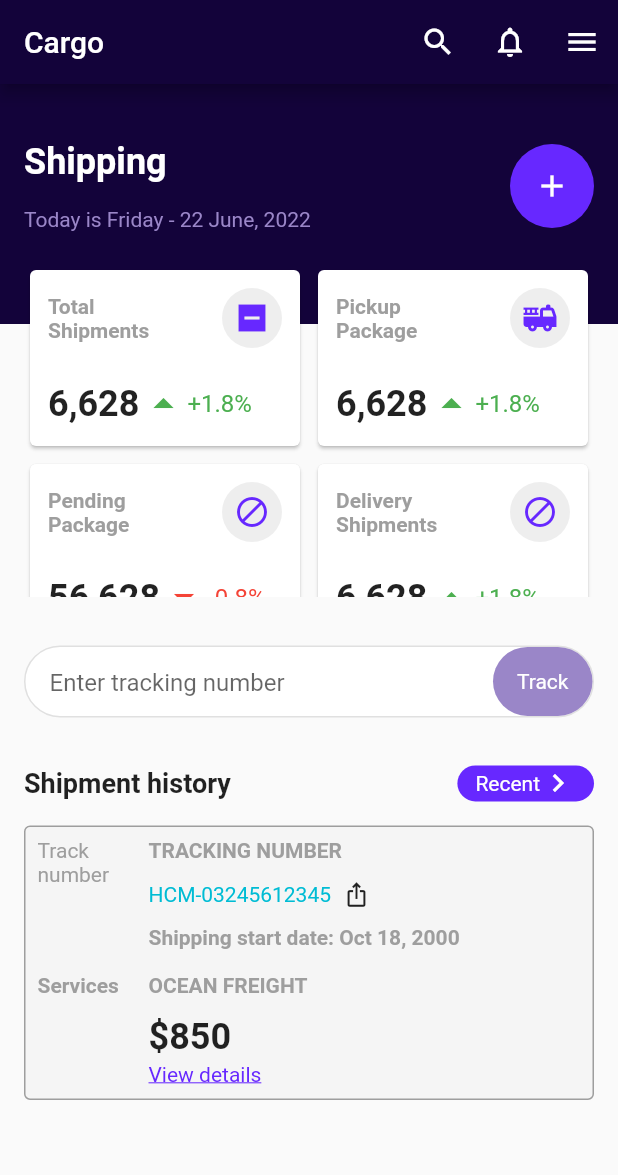
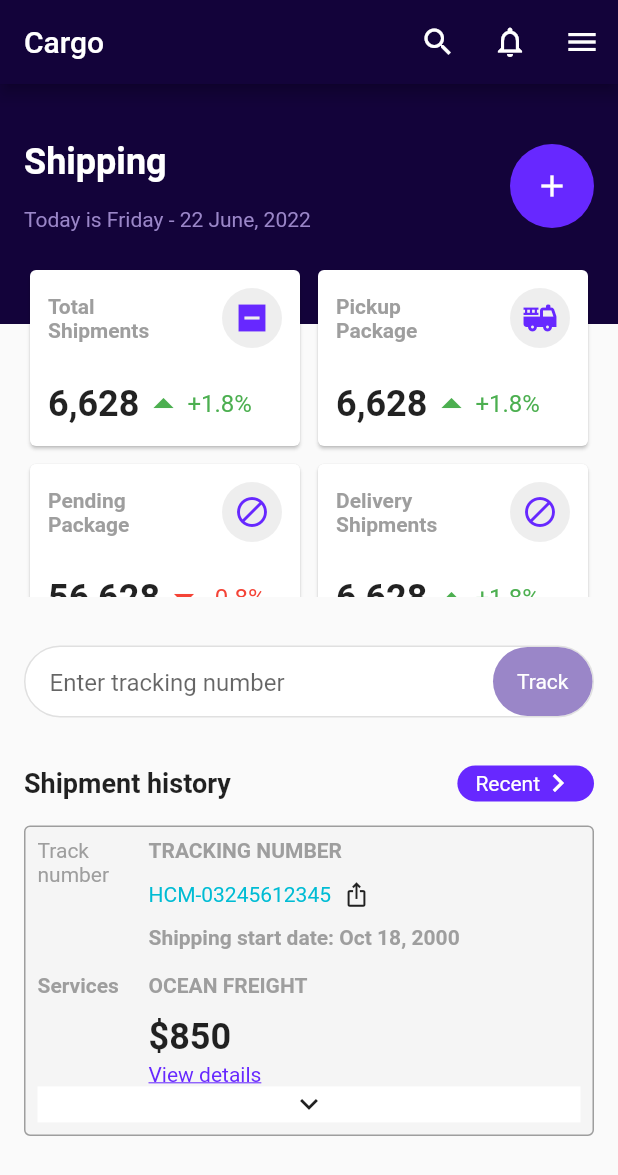
Before and after one commit to JAICHANGPARK/flutter_notebook_chapter_24, a Flutter app: the CargoShippingMainPage screen opened directly, on a phone screen of 412 x 824 dp. Shown: the top 1175 px of the screen. Run offline on Flutter 3.47's test engine with Material 2 defaults, Android fonts, the phone set to English and light mode, and no system bars.

Commit message:
Update cargo_shipping_main_page.dart

```diff
--- a/lib/ep1351_cargo_shipping_app/view/cargo_shipping_main_page.dart
+++ b/lib/ep1351_cargo_shipping_app/view/cargo_shipping_main_page.dart
@@ -508,6 +508,17 @@ class _CargoShippingMainPageState extends State<CargoShippingMainPage> {
                         ),
                       )
                     ],
+                  ),
+                  Container(
+
+                    decoration: BoxDecoration(
+                      color: Colors.white,
+                    ),
+                    child: Center(
+                      child: Icon(
+                        Icons.keyboard_arrow_down,
+                      ),
+                    ),
                   )
                 ],
               ),
```
